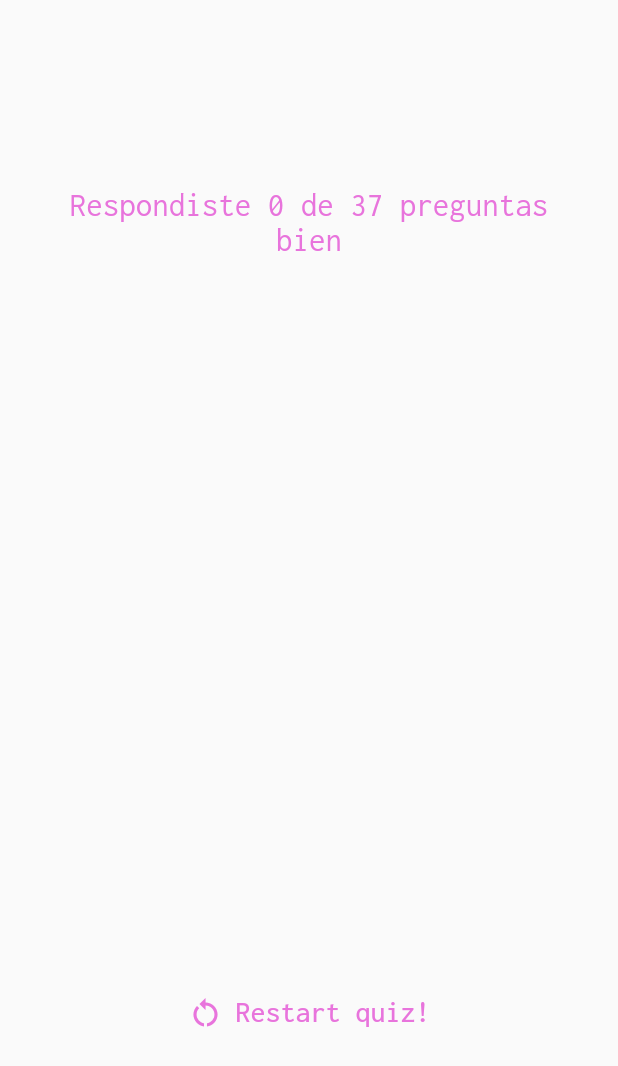
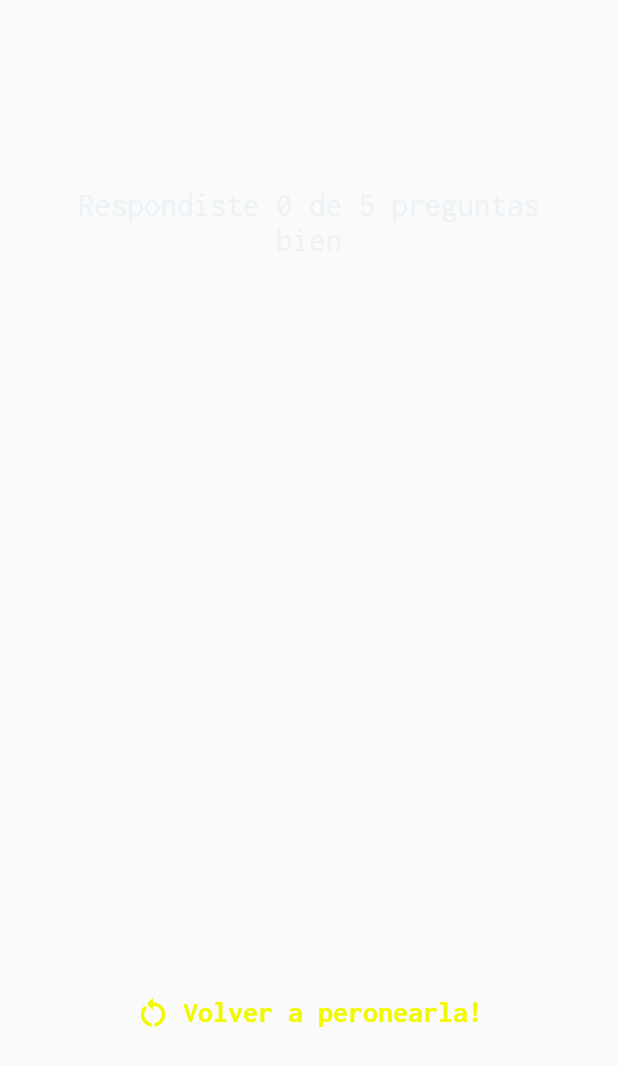
Before and after one commit to augustodoldan/quiz_game, a Flutter app: the ResultsScreen widget shown alone on an empty page, opened directly with empty values, on a phone screen of 412 x 824 dp. Shown: the top 1066 px of the screen. Run offline on Flutter 3.47's test engine with Material 2 defaults, Android fonts, the phone set to English and light mode, and no system bars; our stand-ins replace google_fonts.

Commit message:
Se adapta a un juego de preguntas politicas

```diff
--- a/lib/data/questions.dart
+++ b/lib/data/questions.dart
@@ -1,6 +1,6 @@
 import 'package:quiz_new/models/quiz_question.dart';
 
-const questions = [
+final questions = [
   QuizQuestion('¿Cuál es la forma más rápida de convertirte en peronista?', [
     'Nacer en Argentina',
     'Leer un libro de historia',
--- a/lib/models/quiz_question.dart
+++ b/lib/models/quiz_question.dart
@@ -1,8 +1,12 @@
+import 'package:uuid/uuid.dart';
+
 class QuizQuestion {
-  const QuizQuestion(this.text, this.answers);
-
+  QuizQuestion(this.text, this.answers) {
+    id = const Uuid().v4();
+  }
   final String text;
   final List<String> answers;
+  String id = '';
 
   List<String> getShuffledAnswers() {
     final shuffledList = List.of(answers);
--- a/lib/questions_summary.dart
+++ b/lib/questions_summary.dart
@@ -17,6 +17,7 @@ class QuestionsSummary extends StatelessWidget {
         child: Column(
           children: summaryData!.map((answer) {
             bool answerOk = answer['correct_answer'] == answer['user_answer'];
+
             return Row(
               children: [
                 Container(
--- a/lib/quiz.dart
+++ b/lib/quiz.dart
@@ -1,4 +1,5 @@
 import 'package:flutter/material.dart';
+import 'package:quiz_new/models/questions_random.dart';
 import 'package:quiz_new/questions_screen.dart';
 import 'package:quiz_new/start_widget.dart';
 import 'package:quiz_new/data/questions.dart';
@@ -18,6 +19,7 @@ class _QuizState extends State<Quiz> {
   void restartQuiz() {
     setState(() {
       selectedAnswers = [];
+      randomQuestions = QuestionsRandom(questions).getShuffledQuestions();
       activeScreen = 'questions-screen';
     });
   }
--- a/lib/results_screen.dart
+++ b/lib/results_screen.dart
@@ -1,5 +1,6 @@
 import 'package:flutter/material.dart';
 import 'package:quiz_new/data/questions.dart';
+import 'package:quiz_new/questions_screen.dart';
 import 'package:quiz_new/questions_summary.dart';
 import 'package:google_fonts/google_fonts.dart';
 
@@ -15,8 +16,8 @@ class ResultsScreen extends StatelessWidget {
     for (var i = 0; i < chosenList.length; i++) {
       summary.add({
         "question_index": i,
-        'question': questions[i].text,
-        'correct_answer': questions[i].answers[0],
+        'question': randomQuestions[i].text,
+        'correct_answer': randomQuestions[i].answers[0],
         'user_answer': chosenList[i],
       });
     }
@@ -27,7 +28,7 @@ class ResultsScreen extends StatelessWidget {
   @override
   Widget build(BuildContext context) {
     final summaryData = getSummaryData();
-    final numTotalQuestions = questions.length;
+    final numTotalQuestions = randomQuestions.length;
     final numCorrectQuestions = summaryData
         .where((element) => element['user_answer'] == element['correct_answer'])
         .length;
@@ -43,8 +44,7 @@ class ResultsScreen extends StatelessWidget {
                 "Respondiste $numCorrectQuestions de $numTotalQuestions preguntas bien",
                 textAlign: TextAlign.center,
                 style: GoogleFonts.inconsolata(
-                    color: const Color.fromARGB(255, 232, 116, 220),
-                    fontSize: 22),
+                    color: Color.fromARGB(255, 236, 242, 245), fontSize: 22),
               ),
               const SizedBox(height: 30),
               QuestionsSummary(summaryData: getSummaryData()),
@@ -52,14 +52,15 @@ class ResultsScreen extends StatelessWidget {
               TextButton.icon(
                 icon: const Icon(
                   Icons.restart_alt,
-                  color: const Color.fromARGB(255, 232, 116, 220),
+                  color: Color.fromARGB(255, 241, 249, 1),
                 ),
                 onPressed: restartQuiz,
                 label: Text(
-                  "Restart quiz!",
+                  "Volver a peronearla!",
                   style: GoogleFonts.inconsolata(
-                      color: const Color.fromARGB(255, 232, 116, 220),
-                      fontSize: 20),
+                      color: Color.fromARGB(255, 241, 249, 1),
+                      fontSize: 20,
+                      fontWeight: FontWeight.bold),
                 ),
               )
             ],
--- a/pubspec.yaml
+++ b/pubspec.yaml
@@ -36,6 +36,7 @@ dependencies:
   # Use with the CupertinoIcons class for iOS style icons.
   cupertino_icons: ^1.0.2
   google_fonts: ^4.0.4
+  uuid: ^3.0.7
 
 dev_dependencies:
   flutter_test:
```
Also changed, not shown: lib/models/questions_random.dart (+9 -6 lines), lib/questions_screen.dart (+3 -6 lines), pubspec.lock.
